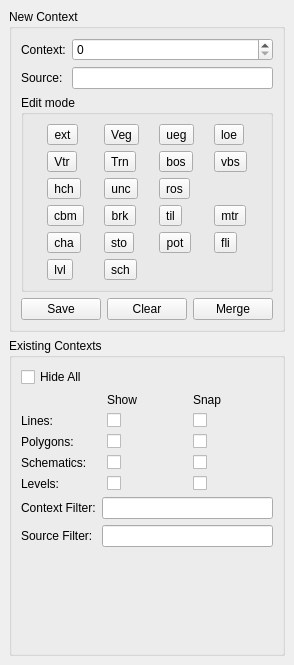
Before: the Qt Designer form ui_dock.ui in lparchaeology/ArkPlan, drawn with Qt 5.
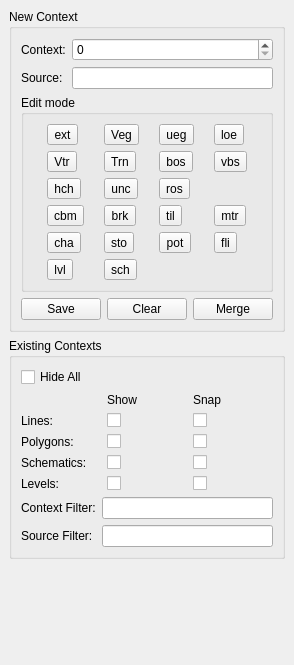
After: the same form once the commit is applied.

Diff of the .ui file:
```diff
--- a/ui_dock.ui
+++ b/ui_dock.ui
@@ -493,6 +493,19 @@
       </layout>
      </widget>
     </item>
+    <item>
+     <spacer name="verticalSpacer">
+      <property name="orientation">
+       <enum>Qt::Vertical</enum>
+      </property>
+      <property name="sizeHint" stdset="0">
+       <size>
+        <width>20</width>
+        <height>6</height>
+       </size>
+      </property>
+     </spacer>
+    </item>
    </layout>
   </widget>
  </widget>
```
